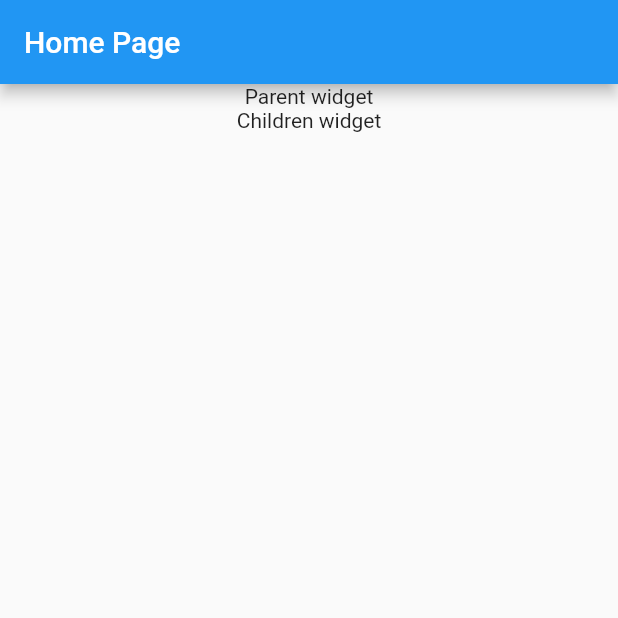
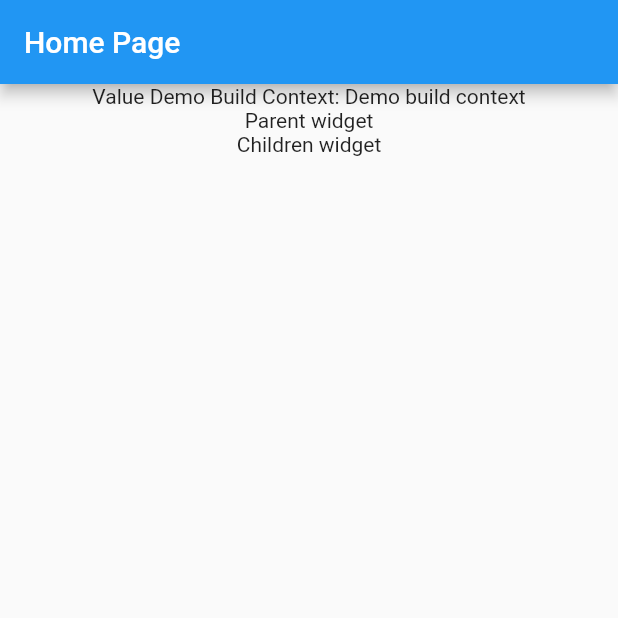
Before and after one commit to baotan2000/flutter_hello_word, a Flutter app: the screen it shows after launch, on a phone screen of 412 x 824 dp, the top half of it. Run offline on Flutter 3.47's test engine with Material 2 defaults, Android fonts, the light colour scheme and no system bars.

Commit message:
value form widget

```diff
--- a/lib/demo_build_context_widget.dart
+++ b/lib/demo_build_context_widget.dart
@@ -3,6 +3,10 @@ import 'package:flutter/material.dart';
 
 class DemoBuildContextWidget extends StatefulWidget {
   String name = "Demo build context";
+
+  static DemoBuildContextWidget? of(BuildContext context) {
+    return context.findAncestorWidgetOfExactType();
+  }
 
   @override
   State<DemoBuildContextWidget> createState() => _DemoBuildContextWidgetState();
@@ -32,8 +36,11 @@ class ParentWidget extends StatefulWidget {
 class _ParentWidgetState extends State<ParentWidget> {
   @override
   Widget build(BuildContext context) {
+    DemoBuildContextWidget? demoBuildContextWidget =
+        DemoBuildContextWidget.of(context);
     return Column(
       children: [
+        Text("Value Demo Build Context: ${demoBuildContextWidget?.name}"),
         Text("Parent widget"),
         widget.child,
       ],
```
